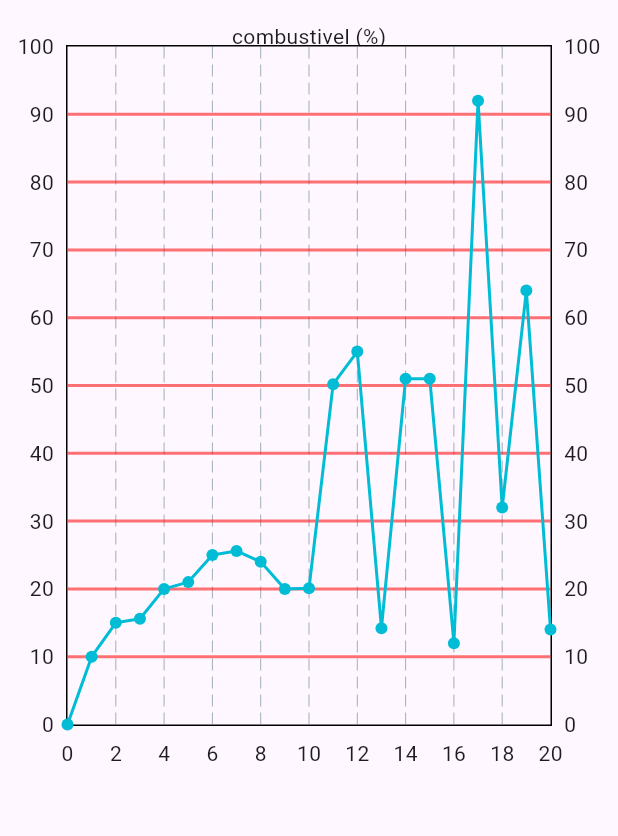
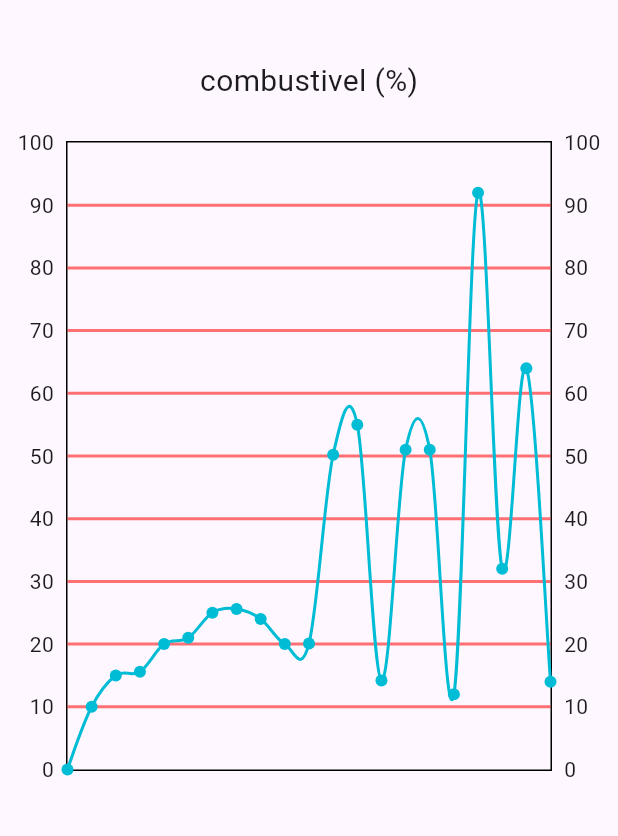
Before and after one commit to bajaunicamp/Telemetria_Flutter, a Flutter app: the Telemetria screen opened by its route, on a phone screen of 412 x 824 dp, the part 63-899 px from its top. Run offline on Flutter 3.47's test engine with Material 3 defaults, Android fonts, the phone set to English and light mode, and no system bars; drawn by our look-alikes of fl_chart.

Commit message:
Gráfico ficou mais bonito

```diff
--- a/lib/main.dart
+++ b/lib/main.dart
@@ -1,4 +1,4 @@
-// ignore_for_file: prefer_const_constructors
+// ignore_for_file: prefer_const_constructors, avoid_print
 
 
 import 'dart:io';
--- a/lib/pages/telemetria.dart
+++ b/lib/pages/telemetria.dart
@@ -1,26 +1,46 @@
-// ignore_for_file: prefer_const_constructors
+// ignore_for_file: prefer_const_constructors, avoid_print
 
 import 'package:flutter/material.dart';
 import 'package:fl_chart/fl_chart.dart';
 
 // Função para criar diversos gráficos com o mesmo design
-LineChart criarGrafico(String title, double minX, double maxX, double minY, double maxY, List<FlSpot> spots) {
+LineChart criarGrafico(String title, double minY, double maxY, List<FlSpot> spots) {
 return LineChart(
       LineChartData(
-        titlesData: FlTitlesData(topTitles: AxisTitles(
-          axisNameWidget: Text(title)
-        )),
-        minX: minX, maxX: maxX, minY: minY, maxY: maxY,
+        titlesData: FlTitlesData(
+
+          // Esconder os valores em baixo
+          bottomTitles: AxisTitles(
+            sideTitles: SideTitles(
+              showTitles: false,
+            )
+          ),
+          // Título do gráfico
+          topTitles: AxisTitles(
+            axisNameSize: 80,
+            axisNameWidget: Text(
+              title,
+              style: TextStyle(
+                fontSize: 20
+              ),
+            )
+          ),
+        ),
+        minX: 0, maxX: 20, minY: minY, maxY: maxY,
         gridData: FlGridData(
           show: true,
           getDrawingHorizontalLine: (value) =>
           FlLine(
             color: Color.fromARGB(139, 255, 0, 0),
             strokeWidth: 2,
+          ),
+          getDrawingVerticalLine: (value) => FlLine(
+            strokeWidth: 0
           )
         ),
         lineBarsData: [
           LineChartBarData(
+            isCurved: true,
             spots: spots,
           )
         ]
@@ -72,9 +92,9 @@ class Dados{
       print("Iniciando scroll");
       // Primeiramente diminuímos em 1 o x dos spots seguintes
       for(int i = 1; i<dataLength; i++){
-        double current_y = lineChart.data.lineBarsData[0].spots[i].y;
-        print("[$i, $current_y] -> [${i-1}, $current_y]");
-        lineChart.data.lineBarsData[0].spots[i-1] = FlSpot(i-1, current_y);
+        double currentY = lineChart.data.lineBarsData[0].spots[i].y;
+        print("[$i, $currentY] -> [${i-1}, $currentY]");
+        lineChart.data.lineBarsData[0].spots[i-1] = FlSpot(i-1, currentY);
       }
 
       // Em seguida, adicionamos o novo spot na última posição
@@ -85,7 +105,7 @@ class Dados{
 
   static LineChart combustivel = criarGrafico(
     "combustivel (%)",
-    0, 20, 0, 100,
+    0, 100,
     [
       FlSpot(0, 0),
       FlSpot(1, 10),
```
